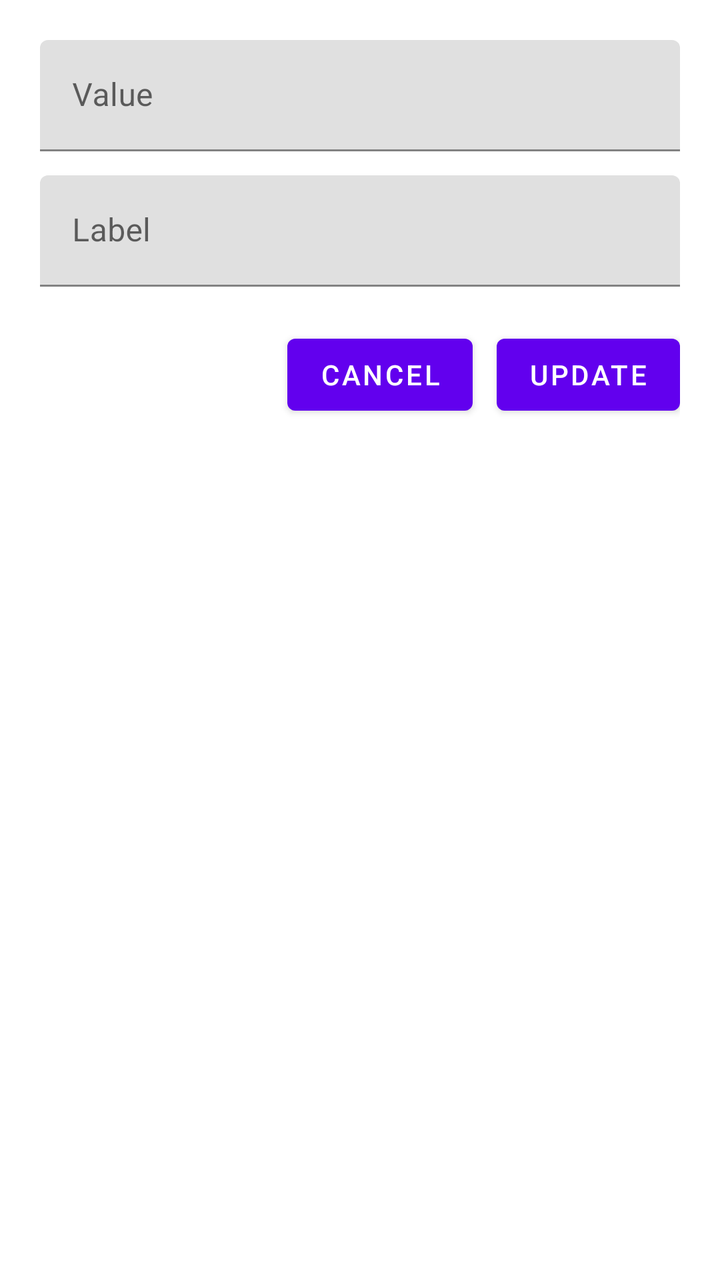
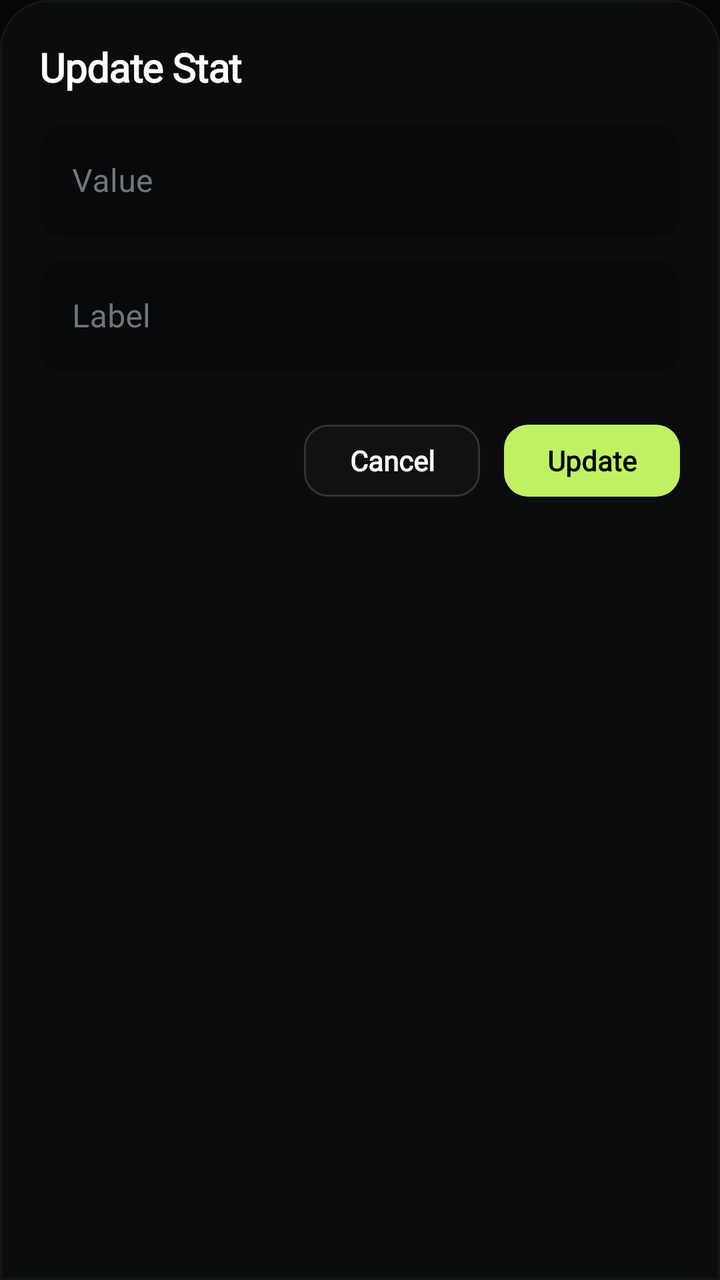

Screens rendered from an Android XML layout before and after an edit, with the pre-edit source and the edit as a unified diff.
<!-- AndroidManifest.xml: application theme Theme.PorfolioHandler -->
<!-- res/layout/dailog_update_stats.xml -->
<?xml version="1.0" encoding="utf-8"?>
<LinearLayout
    xmlns:android="http://schemas.android.com/apk/res/android"
    xmlns:app="http://schemas.android.com/apk/res-auto"
    android:orientation="vertical"
    android:padding="20dp"
    android:layout_width="match_parent"
    android:layout_height="wrap_content">

    <com.google.android.material.textfield.TextInputLayout
        android:id="@+id/etValueLayout"
        android:layout_width="match_parent"
        android:layout_height="wrap_content"
        android:hint="Value">

        <com.google.android.material.textfield.TextInputEditText
            android:id="@+id/etValue"
            android:layout_width="match_parent"
            android:layout_height="wrap_content"
            android:inputType="text"/>
    </com.google.android.material.textfield.TextInputLayout>

    <com.google.android.material.textfield.TextInputLayout
        android:id="@+id/etLabelLayout"
        android:layout_width="match_parent"
        android:layout_height="wrap_content"
        android:hint="Label"
        android:layout_marginTop="12dp">

        <com.google.android.material.textfield.TextInputEditText
            android:id="@+id/etLabel"
            android:layout_width="match_parent"
            android:layout_height="wrap_content"
            android:inputType="text"/>
    </com.google.android.material.textfield.TextInputLayout>

    <LinearLayout
        android:layout_width="match_parent"
        android:layout_height="wrap_content"
        android:orientation="horizontal"
        android:layout_marginTop="20dp"
        android:gravity="end">

        <Button
            android:id="@+id/btnCancel"
            android:layout_width="wrap_content"
            android:layout_height="wrap_content"
            android:text="Cancel"/>

        <Button
            android:id="@+id/btnUpdate"
            android:layout_width="wrap_content"
            android:layout_height="wrap_content"
            android:text="Update"
            android:layout_marginStart="12dp"/>
    </LinearLayout>

</LinearLayout>
<!-- resources referenced by this layout -->
<resources>
  <style name="Theme.PorfolioHandler" parent="Theme.MaterialComponents.DayNight.NoActionBar">
          
          <item name="colorPrimary">@color/purple_500</item>
          <item name="colorPrimaryVariant">@color/purple_700</item>
          <item name="colorOnPrimary">@color/white</item>
          
          <item name="colorSecondary">@color/teal_200</item>
          <item name="colorSecondaryVariant">@color/teal_700</item>
          <item name="colorOnSecondary">@color/black</item>
          
          <item name="android:statusBarColor">?attr/colorPrimaryVariant</item>
          
      </style>
  <color name="purple_500">#FF6200EE</color>
  <color name="purple_700">#FF3700B3</color>
  <color name="white">#FFFFFFFF</color>
  <color name="teal_200">#FF03DAC5</color>
  <color name="teal_700">#FF018786</color>
  <color name="black">#FF000000</color>
</resources>

<!-- the commit's change to res/layout/dailog_update_stats.xml (unified diff, before → after) -->
@@ -5,32 +5,42 @@
     android:orientation="vertical"
     android:padding="20dp"
     android:layout_width="match_parent"
-    android:layout_height="wrap_content">
+    android:layout_height="wrap_content"
+    android:background="@drawable/bg_bottom_sheet">
+
+    <TextView
+        android:layout_width="wrap_content"
+        android:layout_height="wrap_content"
+        android:text="Update Stat"
+        android:textAppearance="@style/TextAppearance.Portfolio.Heading"
+        android:layout_marginBottom="16dp"/>
 
     <com.google.android.material.textfield.TextInputLayout
         android:id="@+id/etValueLayout"
+        style="@style/Widget.Portfolio.TextInputLayout"
         android:layout_width="match_parent"
         android:layout_height="wrap_content"
         android:hint="Value">
-
         <com.google.android.material.textfield.TextInputEditText
             android:id="@+id/etValue"
             android:layout_width="match_parent"
             android:layout_height="wrap_content"
+            android:textColor="@color/fg_primary"
             android:inputType="text"/>
     </com.google.android.material.textfield.TextInputLayout>
 
     <com.google.android.material.textfield.TextInputLayout
         android:id="@+id/etLabelLayout"
+        style="@style/Widget.Portfolio.TextInputLayout"
         android:layout_width="match_parent"
         android:layout_height="wrap_content"
         android:hint="Label"
         android:layout_marginTop="12dp">
-
         <com.google.android.material.textfield.TextInputEditText
             android:id="@+id/etLabel"
             android:layout_width="match_parent"
             android:layout_height="wrap_content"
+            android:textColor="@color/fg_primary"
             android:inputType="text"/>
     </com.google.android.material.textfield.TextInputLayout>
 
@@ -41,14 +51,16 @@
         android:layout_marginTop="20dp"
         android:gravity="end">
 
-        <Button
+        <com.google.android.material.button.MaterialButton
             android:id="@+id/btnCancel"
+            style="@style/Widget.Portfolio.Button.Outline"
             android:layout_width="wrap_content"
             android:layout_height="wrap_content"
             android:text="Cancel"/>
 
-        <Button
+        <com.google.android.material.button.MaterialButton
             android:id="@+id/btnUpdate"
+            style="@style/Widget.Portfolio.Button.Primary"
             android:layout_width="wrap_content"
             android:layout_height="wrap_content"
             android:text="Update"
<!-- resource entries referenced after the edit -->
@@ -1,23 +1,183 @@
 <!-- resources referenced by this layout -->
 <resources>
+  <color name="fg_primary">#FCFCFC</color>
+  <!-- drawable bg_bottom_sheet (drawable) -->
+  <?xml version="1.0" encoding="utf-8"?>
+  <shape xmlns:android="http://schemas.android.com/apk/res/android"
+      android:shape="rectangle">
+      <solid android:color="@color/bg_elevated" />
+      <corners
+          android:topLeftRadius="24dp"
+          android:topRightRadius="24dp" />
+      <stroke
+          android:width="1dp"
+          android:color="@color/border_default" />
+  </shape>
+  <style name="TextAppearance.Portfolio.Heading" parent="TextAppearance.MaterialComponents.Headline6">
+          <item name="fontFamily">@font/inter</item>
+          <item name="android:fontFamily">@font/inter</item>
+          <item name="android:textColor">@color/fg_primary</item>
+          <item name="android:textStyle">bold</item>
+          <item name="android:letterSpacing">-0.02</item>
+      </style>
+  <style name="Widget.Portfolio.Button.Outline" parent="Widget.MaterialComponents.Button.OutlinedButton">
+          <item name="backgroundTint">@color/bg_button_outline</item>
+          <item name="android:textColor">@color/fg_primary</item>
+          <item name="strokeColor">@color/border_button_outline</item>
+          <item name="strokeWidth">1dp</item>
+          <item name="cornerRadius">12dp</item>
+          <item name="fontFamily">@font/inter</item>
+          <item name="android:fontFamily">@font/inter</item>
+          <item name="android:textAllCaps">false</item>
+          <item name="android:letterSpacing">0</item>
+          <item name="rippleColor">@color/ripple_light</item>
+      </style>
+  <style name="Widget.Portfolio.Button.Primary" parent="Widget.MaterialComponents.Button">
+          <item name="backgroundTint">@color/accent_primary</item>
+          <item name="android:textColor">@color/bg_primary</item>
+          <item name="cornerRadius">12dp</item>
+          <item name="fontFamily">@font/inter</item>
+          <item name="android:fontFamily">@font/inter</item>
+          <item name="android:textStyle">bold</item>
+          <item name="android:textAllCaps">false</item>
+          <item name="android:letterSpacing">0</item>
+          <item name="rippleColor">@color/accent_deep</item>
+      </style>
+  <style name="Widget.Portfolio.TextInputLayout" parent="Widget.MaterialComponents.TextInputLayout.FilledBox">
+          <item name="boxBackgroundColor">@color/bg_card</item>
+          <item name="boxStrokeColor">@color/accent_primary</item>
+          <item name="boxStrokeWidth">0dp</item>
+          <item name="boxStrokeWidthFocused">1dp</item>
+          <item name="boxCornerRadiusTopStart">12dp</item>
+          <item name="boxCornerRadiusTopEnd">12dp</item>
+          <item name="boxCornerRadiusBottomStart">12dp</item>
+          <item name="boxCornerRadiusBottomEnd">12dp</item>
+          <item name="hintTextColor">@color/accent_primary</item>
+          <item name="android:textColorHint">@color/fg_subtle</item>
+          <item name="helperTextTextColor">@color/fg_faint</item>
+          <item name="errorTextColor">@color/status_error</item>
+          <item name="cursorColor">@color/accent_primary</item>
+      </style>
   <style name="Theme.PorfolioHandler" parent="Theme.MaterialComponents.DayNight.NoActionBar">
           
-          <item name="colorPrimary">@color/purple_500</item>
-          <item name="colorPrimaryVariant">@color/purple_700</item>
-          <item name="colorOnPrimary">@color/white</item>
+          <item name="colorPrimary">@color/accent_primary</item>
+          <item name="colorPrimaryVariant">@color/accent_deep</item>
+          <item name="colorOnPrimary">@color/bg_primary</item>
+  
           
-          <item name="colorSecondary">@color/teal_200</item>
-          <item name="colorSecondaryVariant">@color/teal_700</item>
-          <item name="colorOnSecondary">@color/black</item>
+          <item name="colorSecondary">@color/accent_bright</item>
+          <item name="colorSecondaryVariant">@color/accent_dim</item>
+          <item name="colorOnSecondary">@color/bg_primary</item>
+  
           
-          <item name="android:statusBarColor">?attr/colorPrimaryVariant</item>
+          <item name="colorSurface">@color/bg_primary</item>
+          <item name="colorOnSurface">@color/fg_primary</item>
+          <item name="android:colorBackground">@color/bg_primary</item>
+          <item name="colorOnBackground">@color/fg_primary</item>
+          <item name="android:windowBackground">@color/bg_primary</item>
+  
           
+          <item name="colorError">@color/status_error</item>
+          <item name="colorOnError">@color/bg_primary</item>
+  
+          
+          <item name="android:statusBarColor">@color/bg_primary</item>
+          <item name="android:navigationBarColor">@color/bg_primary</item>
+          <item name="android:windowLightStatusBar">false</item>
+  
+          
+          <item name="android:textColor">@color/fg_primary</item>
+          <item name="android:textColorPrimary">@color/fg_primary</item>
+          <item name="android:textColorSecondary">@color/fg_muted</item>
+          <item name="android:textColorHint">@color/fg_subtle</item>
+  
+          
+          <item name="materialButtonStyle">@style/Widget.Portfolio.Button.Primary</item>
+          <item name="textInputStyle">@style/Widget.Portfolio.TextInputLayout</item>
+          <item name="materialCardViewStyle">@style/Widget.Portfolio.CardView</item>
+          <item name="floatingActionButtonStyle">@style/Widget.Portfolio.FAB</item>
+          <item name="toolbarStyle">@style/Widget.Portfolio.Toolbar</item>
+          <item name="bottomSheetDialogTheme">@style/Theme.Portfolio.BottomSheet</item>
+          <item name="chipStyle">@style/Widget.Portfolio.Chip</item>
+          <item name="switchStyle">@style/Widget.Portfolio.Switch</item>
+  
+          
+          <item name="android:colorControlHighlight">@color/ripple_light</item>
       </style>
-  <color name="purple_500">#FF6200EE</color>
-  <color name="purple_700">#FF3700B3</color>
-  <color name="white">#FFFFFFFF</color>
-  <color name="teal_200">#FF03DAC5</color>
-  <color name="teal_700">#FF018786</color>
-  <color name="black">#FF000000</color>
+  <color name="bg_elevated">#E60C0D0F</color>
+  <color name="border_default">#0DFFFFFF</color>
+  <color name="bg_button_outline">#05FFFFFF</color>
+  <color name="border_button_outline">#24FFFFFF</color>
+  <color name="ripple_light">#14FFFFFF</color>
+  <color name="accent_primary">#BEF264</color>
+  <color name="bg_primary">#050607</color>
+  <color name="accent_deep">#4D7C0F</color>
+  <color name="bg_card">#04FFFFFF</color>
+  <color name="fg_subtle">#6E767C</color>
+  <color name="fg_faint">#4B5257</color>
+  <color name="status_error">#F87171</color>
+  <color name="accent_bright">#D9F99D</color>
+  <color name="accent_dim">#A3E635</color>
+  <color name="fg_muted">#9BA1A6</color>
+  <style name="Widget.Portfolio.CardView" parent="Widget.MaterialComponents.CardView">
+          <item name="cardBackgroundColor">@color/bg_card</item>
+          <item name="cardCornerRadius">20dp</item>
+          <item name="cardElevation">0dp</item>
+          <item name="strokeColor">@color/border_default</item>
+          <item name="strokeWidth">1dp</item>
+          <item name="rippleColor">@color/ripple_light</item>
+      </style>
+  <style name="Widget.Portfolio.FAB" parent="Widget.MaterialComponents.FloatingActionButton">
+          <item name="backgroundTint">@color/accent_primary</item>
+          <item name="tint">@color/bg_primary</item>
+          <item name="rippleColor">@color/accent_deep</item>
+          <item name="shapeAppearanceOverlay">@style/ShapeAppearance.Portfolio.FAB</item>
+      </style>
+  <style name="Widget.Portfolio.Toolbar" parent="Widget.MaterialComponents.Toolbar">
+          <item name="android:background">@color/bg_primary</item>
+          <item name="titleTextColor">@color/fg_primary</item>
+          <item name="subtitleTextColor">@color/fg_muted</item>
+      </style>
+  <style name="Theme.Portfolio.BottomSheet" parent="Theme.MaterialComponents.BottomSheetDialog">
+          <item name="bottomSheetStyle">@style/Widget.Portfolio.BottomSheet</item>
+          <item name="colorSurface">@color/bg_elevated</item>
+          <item name="colorOnSurface">@color/fg_primary</item>
+          <item name="colorPrimary">@color/accent_primary</item>
+          <item name="android:textColor">@color/fg_primary</item>
+          <item name="android:textColorPrimary">@color/fg_primary</item>
+          <item name="android:textColorSecondary">@color/fg_muted</item>
+          <item name="android:textColorHint">@color/fg_subtle</item>
+          <item name="android:windowIsFloating">false</item>
+          <item name="android:statusBarColor">@android:color/transparent</item>
+          <item name="android:navigationBarColor">@color/bg_primary</item>
+      </style>
+  <style name="Widget.Portfolio.Chip" parent="Widget.MaterialComponents.Chip.Action">
+          <item name="chipBackgroundColor">@color/badge_bg</item>
+          <item name="chipStrokeColor">@color/badge_border</item>
+          <item name="chipStrokeWidth">1dp</item>
+          <item name="chipCornerRadius">100dp</item>
+          <item name="android:textColor">@color/fg_primary</item>
+          <item name="android:textSize">11sp</item>
+          <item name="chipMinHeight">28dp</item>
+      </style>
+  <style name="Widget.Portfolio.Switch" parent="Widget.MaterialComponents.CompoundButton.Switch">
+          <item name="thumbTint">@color/accent_primary</item>
+          <item name="trackTint">@color/fg_faint</item>
+      </style>
+  <style name="ShapeAppearance.Portfolio.FAB" parent="">
+          <item name="cornerSize">16dp</item>
+      </style>
+  <style name="Widget.Portfolio.BottomSheet" parent="Widget.MaterialComponents.BottomSheet.Modal">
+          <item name="shapeAppearanceOverlay">@style/ShapeAppearance.Portfolio.BottomSheet</item>
+          <item name="backgroundTint">@color/bg_elevated</item>
+      </style>
+  <color name="badge_bg">#0AFFFFFF</color>
+  <color name="badge_border">#0FFFFFFF</color>
+  <style name="ShapeAppearance.Portfolio.BottomSheet" parent="">
+          <item name="cornerSizeTopLeft">24dp</item>
+          <item name="cornerSizeTopRight">24dp</item>
+          <item name="cornerSizeBottomLeft">0dp</item>
+          <item name="cornerSizeBottomRight">0dp</item>
+      </style>
 </resources>
 
